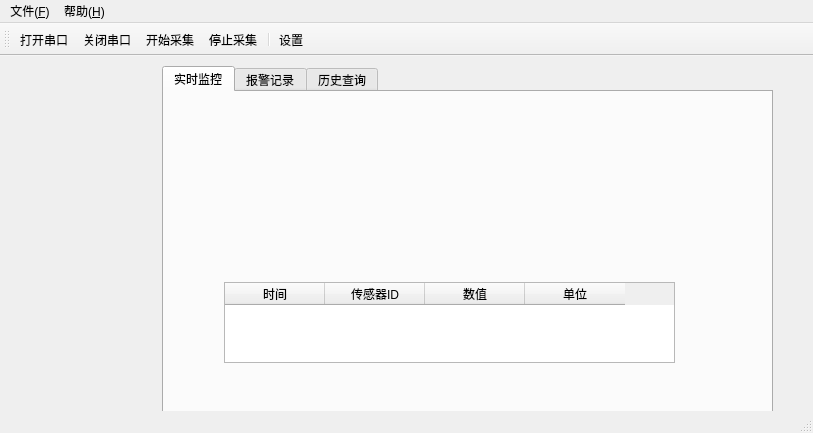
frankjin73/IndustrialMonitor, file IndustrialMonitor/src/ui/IndustrialMonitor.ui: the form before one commit.
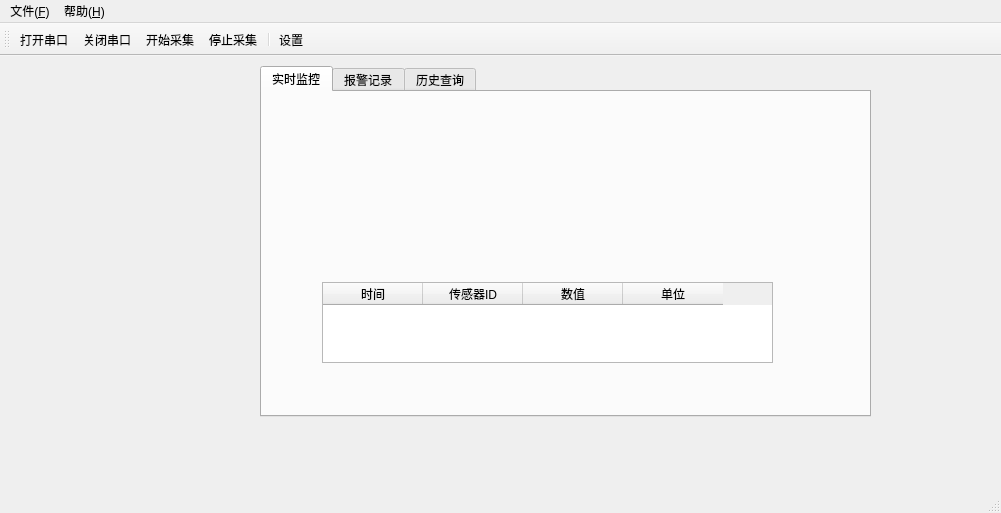
The form after the commit.

```diff
--- a/IndustrialMonitor/src/ui/IndustrialMonitor.ui
+++ b/IndustrialMonitor/src/ui/IndustrialMonitor.ui
@@ -6,8 +6,8 @@
    <rect>
     <x>0</x>
     <y>0</y>
-    <width>813</width>
-    <height>433</height>
+    <width>1001</width>
+    <height>513</height>
    </rect>
   </property>
   <property name="windowTitle">
@@ -20,7 +20,7 @@
     </property>
     <property name="geometry">
      <rect>
-      <x>162</x>
+      <x>260</x>
       <y>10</y>
       <width>611</width>
       <height>351</height>
@@ -116,13 +116,23 @@
      </attribute>
     </widget>
    </widget>
+   <widget class="QWidget" name="serialConfigContainer" native="true">
+    <property name="geometry">
+     <rect>
+      <x>10</x>
+      <y>10</y>
+      <width>241</width>
+      <height>351</height>
+     </rect>
+    </property>
+   </widget>
   </widget>
   <widget class="QMenuBar" name="menuBar">
    <property name="geometry">
     <rect>
      <x>0</x>
      <y>0</y>
-     <width>813</width>
+     <width>1001</width>
      <height>20</height>
     </rect>
    </property>
```
